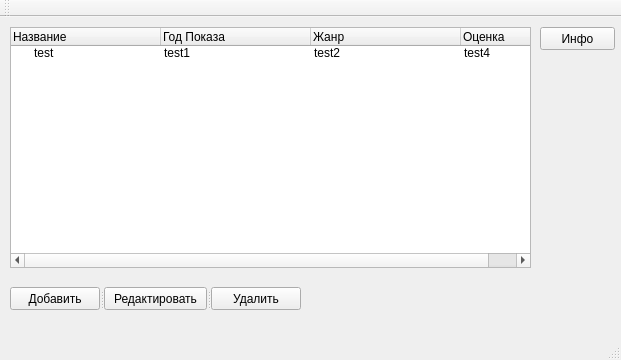
Qt form filmlister/mainwindow.ui (RomanChernooki/Laba2) before a commit.
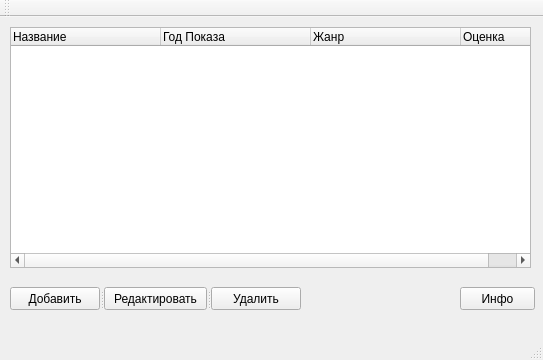
The same form after that commit.

The edit to the form file:
```diff
--- a/filmlister/mainwindow.ui
+++ b/filmlister/mainwindow.ui
@@ -6,7 +6,7 @@
    <rect>
     <x>0</x>
     <y>0</y>
-    <width>621</width>
+    <width>543</width>
     <height>360</height>
    </rect>
   </property>
@@ -46,26 +46,12 @@
       <string>Оценка</string>
      </property>
     </column>
-    <item>
-     <property name="text">
-      <string>test</string>
-     </property>
-     <property name="text">
-      <string>test1</string>
-     </property>
-     <property name="text">
-      <string>test2</string>
-     </property>
-     <property name="text">
-      <string>test4</string>
-     </property>
-    </item>
    </widget>
    <widget class="QPushButton" name="infoButton">
     <property name="geometry">
      <rect>
-      <x>540</x>
-      <y>10</y>
+      <x>460</x>
+      <y>270</y>
       <width>75</width>
       <height>23</height>
      </rect>
```
Left out of the diff: 2 changed lines with no effect on the pictures.
